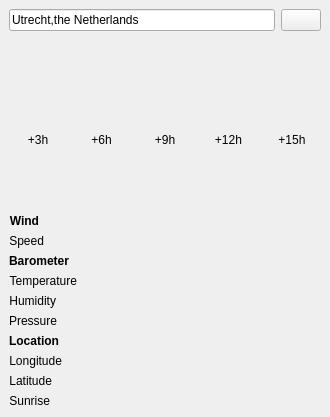
This is AI_Study_Python/raindar/mainwindow.ui in 2wonplz/AI_Study as Qt 5 draws it before an edit. The edited form follows.
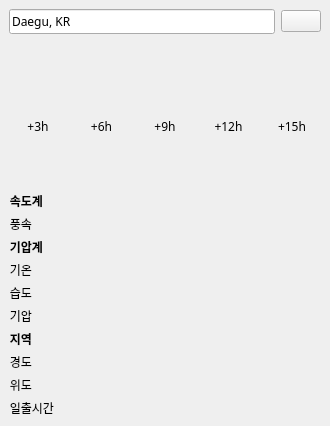
This is the edited form. Icons and pictures are not drawn.

What changed in the file:
```diff
--- a/AI_Study_Python/raindar/mainwindow.ui
+++ b/AI_Study_Python/raindar/mainwindow.ui
@@ -7,7 +7,7 @@
                 <x>0</x>
                 <y>0</y>
                 <width>330</width>
-                <height>417</height>
+    <height>426</height>
             </rect>
         </property>
         <property name="windowTitle">
@@ -21,8 +21,13 @@
                             <layout class="QHBoxLayout" name="horizontalLayout_3">
                                 <item>
                                     <widget class="QLineEdit" name="lineEdit">
+          <property name="font">
+           <font>
+            <family>맑은 고딕</family>
+           </font>
+          </property>
                                         <property name="text">
-                                            <string>Utrecht,the Netherlands</string>
+           <string>Daegu, KR</string>
                                         </property>
                                     </widget>
                                 </item>
@@ -286,6 +291,11 @@
                                 </item>
                                 <item row="0" column="0">
                                     <widget class="QLabel" name="forecastTime1">
+          <property name="font">
+           <font>
+            <family>맑은 고딕</family>
+           </font>
+          </property>
                                         <property name="text">
                                             <string>+3h</string>
                                         </property>
@@ -296,6 +306,11 @@
                                 </item>
                                 <item row="0" column="1">
                                     <widget class="QLabel" name="forecastTime2">
+          <property name="font">
+           <font>
+            <family>맑은 고딕</family>
+           </font>
+          </property>
                                         <property name="text">
                                             <string>+6h</string>
                                         </property>
@@ -306,6 +321,11 @@
                                 </item>
                                 <item row="0" column="2">
                                     <widget class="QLabel" name="forecastTime3">
+          <property name="font">
+           <font>
+            <family>맑은 고딕</family>
+           </font>
+          </property>
                                         <property name="text">
                                             <string>+9h</string>
                                         </property>
@@ -316,6 +336,11 @@
                                 </item>
                                 <item row="0" column="3">
                                     <widget class="QLabel" name="forecastTime4">
+          <property name="font">
+           <font>
+            <family>맑은 고딕</family>
+           </font>
+          </property>
                                         <property name="text">
                                             <string>+12h</string>
                                         </property>
@@ -326,6 +351,11 @@
                                 </item>
                                 <item row="0" column="4">
                                     <widget class="QLabel" name="forecastTime5">
+          <property name="font">
+           <font>
+            <family>맑은 고딕</family>
+           </font>
+          </property>
                                         <property name="text">
                                             <string>+15h</string>
                                         </property>
@@ -340,16 +370,20 @@
                             <layout class="QGridLayout" name="gridLayout">
                                 <item row="1" column="0">
                                     <layout class="QFormLayout" name="formLayout">
+          <property name="verticalSpacing">
+           <number>5</number>
+          </property>
                                         <item row="2" column="0">
                                             <widget class="QLabel" name="label_5">
                                                 <property name="font">
                                                     <font>
+              <family>맑은 고딕</family>
                                                         <weight>75</weight>
                                                         <bold>true</bold>
                                                     </font>
                                                 </property>
                                                 <property name="text">
-                                                    <string>Barometer</string>
+             <string>기압계</string>
                                                 </property>
                                                 <property name="alignment">
                                                     <set>Qt::AlignRight|Qt::AlignTrailing|Qt::AlignVCenter</set>
@@ -358,8 +392,13 @@
                                         </item>
                                         <item row="3" column="0">
                                             <widget class="QLabel" name="label_6">
+            <property name="font">
+             <font>
+              <family>맑은 고딕</family>
+             </font>
+            </property>
                                                 <property name="text">
-                                                    <string>Temperature</string>
+             <string>기온</string>
                                                 </property>
                                                 <property name="alignment">
                                                     <set>Qt::AlignRight|Qt::AlignTrailing|Qt::AlignVCenter</set>
@@ -368,6 +407,11 @@
                                         </item>
                                         <item row="3" column="1">
                                             <widget class="QLabel" name="temperatureLabel">
+            <property name="font">
+             <font>
+              <family>맑은 고딕</family>
+             </font>
+            </property>
                                                 <property name="text">
                                                     <string/>
                                                 </property>
@@ -375,8 +419,13 @@
                                         </item>
                                         <item row="4" column="0">
                                             <widget class="QLabel" name="label_7">
+            <property name="font">
+             <font>
+              <family>맑은 고딕</family>
+             </font>
+            </property>
                                                 <property name="text">
-                                                    <string>Humidity</string>
+             <string>습도</string>
                                                 </property>
                                                 <property name="alignment">
                                                     <set>Qt::AlignRight|Qt::AlignTrailing|Qt::AlignVCenter</set>
@@ -385,6 +434,11 @@
                                         </item>
                                         <item row="4" column="1">
                                             <widget class="QLabel" name="humidityLabel">
+            <property name="font">
+             <font>
+              <family>맑은 고딕</family>
+             </font>
+            </property>
                                                 <property name="text">
                                                     <string/>
                                                 </property>
@@ -392,8 +446,13 @@
                                         </item>
                                         <item row="5" column="0">
                                             <widget class="QLabel" name="label_8">
+            <property name="font">
+             <font>
+              <family>맑은 고딕</family>
+             </font>
+            </property>
                                                 <property name="text">
-                                                    <string>Pressure</string>
+             <string>기압</string>
                                                 </property>
                                                 <property name="alignment">
                                                     <set>Qt::AlignRight|Qt::AlignTrailing|Qt::AlignVCenter</set>
@@ -402,6 +461,11 @@
                                         </item>
                                         <item row="5" column="1">
                                             <widget class="QLabel" name="pressureLabel">
+            <property name="font">
+             <font>
+              <family>맑은 고딕</family>
+             </font>
+            </property>
                                                 <property name="text">
                                                     <string/>
                                                 </property>
@@ -411,12 +475,13 @@
                                             <widget class="QLabel" name="label">
                                                 <property name="font">
                                                     <font>
+              <family>맑은 고딕</family>
                                                         <weight>75</weight>
                                                         <bold>true</bold>
                                                     </font>
                                                 </property>
                                                 <property name="text">
-                                                    <string>Location</string>
+             <string>지역</string>
                                                 </property>
                                                 <property name="alignment">
                                                     <set>Qt::AlignRight|Qt::AlignTrailing|Qt::AlignVCenter</set>
@@ -425,8 +490,13 @@
                                         </item>
                                         <item row="7" column="0">
                                             <widget class="QLabel" name="label_2">
+            <property name="font">
+             <font>
+              <family>맑은 고딕</family>
+             </font>
+            </property>
                                                 <property name="text">
-                                                    <string>Longitude</string>
+             <string>경도</string>
                                                 </property>
                                                 <property name="alignment">
                                                     <set>Qt::AlignRight|Qt::AlignTrailing|Qt::AlignVCenter</set>
@@ -435,6 +505,11 @@
                                         </item>
                                         <item row="7" column="1">
                                             <widget class="QLabel" name="longitudeLabel">
+            <property name="font">
+             <font>
+              <family>맑은 고딕</family>
+             </font>
+            </property>
                                                 <property name="text">
                                                     <string/>
                                                 </property>
@@ -442,8 +517,13 @@
                                         </item>
                                         <item row="8" column="0">
                                             <widget class="QLabel" name="label_3">
+            <property name="font">
+             <font>
+              <family>맑은 고딕</family>
+             </font>
+            </property>
                                                 <property name="text">
-                                                    <string>Latitude</string>
+             <string>위도</string>
                                                 </property>
                                                 <property name="alignment">
                                                     <set>Qt::AlignRight|Qt::AlignTrailing|Qt::AlignVCenter</set>
@@ -452,6 +532,11 @@
                                         </item>
                                         <item row="8" column="1">
                                             <widget class="QLabel" name="latitudeLabel">
+            <property name="font">
+             <font>
+              <family>맑은 고딕</family>
+             </font>
+            </property>
                                                 <property name="text">
                                                     <string/>
                                                 </property>
@@ -459,8 +544,13 @@
                                         </item>
                                         <item row="9" column="0">
                                             <widget class="QLabel" name="label_4">
+            <property name="font">
+             <font>
+              <family>맑은 고딕</family>
+             </font>
+            </property>
                                                 <property name="text">
-                                                    <string>Sunrise</string>
+             <string>일출시간</string>
                                                 </property>
                                                 <property name="alignment">
                                                     <set>Qt::AlignRight|Qt::AlignTrailing|Qt::AlignVCenter</set>
@@ -469,6 +559,11 @@
                                         </item>
                                         <item row="9" column="1">
                                             <widget class="QLabel" name="sunriseLabel">
+            <property name="font">
+             <font>
+              <family>맑은 고딕</family>
+             </font>
+            </property>
                                                 <property name="text">
                                                     <string/>
                                                 </property>
@@ -476,8 +571,13 @@
                                         </item>
                                         <item row="1" column="0">
                                             <widget class="QLabel" name="label_9">
+            <property name="font">
+             <font>
+              <family>맑은 고딕</family>
+             </font>
+            </property>
                                                 <property name="text">
-                                                    <string>Speed</string>
+             <string>풍속</string>
                                                 </property>
                                                 <property name="alignment">
                                                     <set>Qt::AlignRight|Qt::AlignTrailing|Qt::AlignVCenter</set>
@@ -488,12 +588,13 @@
                                             <widget class="QLabel" name="label_10">
                                                 <property name="font">
                                                     <font>
+              <family>맑은 고딕</family>
                                                         <weight>75</weight>
                                                         <bold>true</bold>
                                                     </font>
                                                 </property>
                                                 <property name="text">
-                                                    <string>Wind</string>
+             <string>속도계</string>
                                                 </property>
                                                 <property name="alignment">
                                                     <set>Qt::AlignRight|Qt::AlignTrailing|Qt::AlignVCenter</set>
@@ -502,6 +603,11 @@
                                         </item>
                                         <item row="1" column="1">
                                             <widget class="QLabel" name="windLabel">
+            <property name="font">
+             <font>
+              <family>맑은 고딕</family>
+             </font>
+            </property>
                                                 <property name="text">
                                                     <string/>
                                                 </property>
@@ -523,6 +629,11 @@
                                         </item>
                                         <item row="2" column="1">
                                             <widget class="QLabel" name="label_12">
+            <property name="font">
+             <font>
+              <family>맑은 고딕</family>
+             </font>
+            </property>
                                                 <property name="text">
                                                     <string/>
                                                 </property>
```
Left out of the diff: 4 changed lines with no effect on the pictures. Lines whose indentation alone changed are shown as unchanged.
